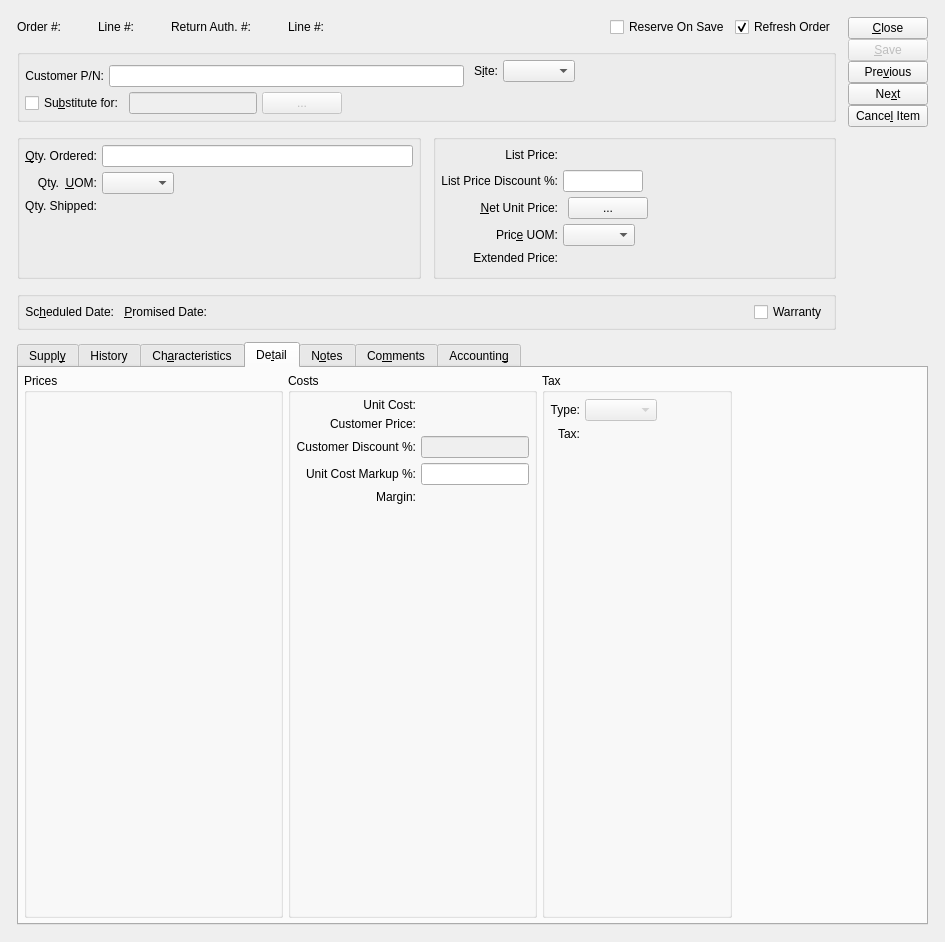
First picture: the form in guiclient/salesOrderItem.ui, repository Pegasus-RPG/xtuple-client, before the edit.
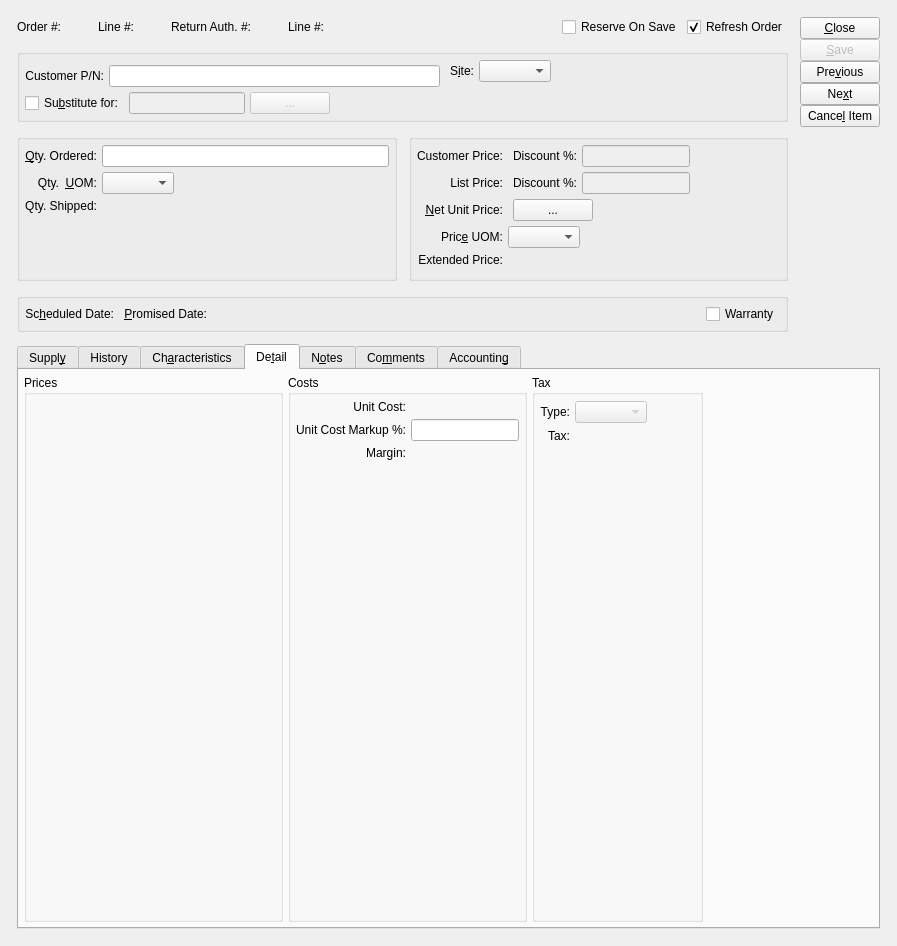
Second picture: the form after the edit. The open tabs and pages were chosen to show the change. Custom widgets are drawn as their Qt base class.

Commit message: Issue #26767:additional tweaks primarily for curr and uom conversions

The edit to the form file:
```diff
--- a/guiclient/salesOrderItem.ui
+++ b/guiclient/salesOrderItem.ui
@@ -13,8 +13,8 @@
    <rect>
     <x>0</x>
     <y>0</y>
-    <width>945</width>
-    <height>942</height>
+    <width>897</width>
+    <height>946</height>
    </rect>
   </property>
   <property name="sizePolicy">
@@ -545,54 +545,7 @@
         <string/>
        </property>
        <layout class="QGridLayout">
-        <item row="4" column="1">
-         <layout class="QHBoxLayout">
-          <item>
-           <widget class="XComboBox" name="_priceUOM">
-            <property name="focusPolicy">
-             <enum>Qt::ClickFocus</enum>
-            </property>
-           </widget>
-          </item>
-          <item>
-           <spacer>
-            <property name="orientation">
-             <enum>Qt::Horizontal</enum>
-            </property>
-            <property name="sizeHint" stdset="0">
-             <size>
-              <width>0</width>
-              <height>20</height>
-             </size>
-            </property>
-           </spacer>
-          </item>
-         </layout>
-        </item>
-        <item row="5" column="0">
-         <widget class="QLabel" name="_extendedPriceLit">
-          <property name="text">
-           <string>Extended Price:</string>
-          </property>
-          <property name="alignment">
-           <set>Qt::AlignRight|Qt::AlignTop|Qt::AlignTrailing</set>
-          </property>
-          <property name="margin">
-           <number>5</number>
-          </property>
-         </widget>
-        </item>
-        <item row="2" column="0">
-         <widget class="QLabel" name="_discountFromListPriceLit">
-          <property name="text">
-           <string>List Price Discount %:</string>
-          </property>
-          <property name="alignment">
-           <set>Qt::AlignRight|Qt::AlignTrailing|Qt::AlignVCenter</set>
-          </property>
-         </widget>
-        </item>
-        <item row="4" column="0">
+        <item row="3" column="0">
          <widget class="QLabel" name="_priceUOMLit">
           <property name="text">
            <string>Pric&amp;e UOM:</string>
@@ -611,7 +564,44 @@
           </property>
          </widget>
         </item>
-        <item row="3" column="0">
+        <item row="4" column="0">
+         <widget class="QLabel" name="_extendedPriceLit">
+          <property name="text">
+           <string>Extended Price:</string>
+          </property>
+          <property name="alignment">
+           <set>Qt::AlignRight|Qt::AlignTop|Qt::AlignTrailing</set>
+          </property>
+          <property name="margin">
+           <number>5</number>
+          </property>
+         </widget>
+        </item>
+        <item row="3" column="2">
+         <layout class="QHBoxLayout">
+          <item>
+           <widget class="XComboBox" name="_priceUOM">
+            <property name="focusPolicy">
+             <enum>Qt::ClickFocus</enum>
+            </property>
+           </widget>
+          </item>
+          <item>
+           <spacer>
+            <property name="orientation">
+             <enum>Qt::Horizontal</enum>
+            </property>
+            <property name="sizeHint" stdset="0">
+             <size>
+              <width>0</width>
+              <height>20</height>
+             </size>
+            </property>
+           </spacer>
+          </item>
+         </layout>
+        </item>
+        <item row="2" column="0">
          <widget class="QLabel" name="_netUnitPriceLit">
           <property name="text">
            <string>&amp;Net Unit Price:</string>
@@ -627,40 +617,7 @@
           </property>
          </widget>
         </item>
-        <item row="2" column="1">
-         <layout class="QHBoxLayout">
-          <item>
-           <widget class="XLineEdit" name="_discountFromListPrice">
-            <property name="maximumSize">
-             <size>
-              <width>80</width>
-              <height>32767</height>
-             </size>
-            </property>
-            <property name="focusPolicy">
-             <enum>Qt::StrongFocus</enum>
-            </property>
-            <property name="alignment">
-             <set>Qt::AlignRight</set>
-            </property>
-           </widget>
-          </item>
-          <item>
-           <spacer>
-            <property name="orientation">
-             <enum>Qt::Horizontal</enum>
-            </property>
-            <property name="sizeHint" stdset="0">
-             <size>
-              <width>0</width>
-              <height>20</height>
-             </size>
-            </property>
-           </spacer>
-          </item>
-         </layout>
-        </item>
-        <item row="5" column="1">
+        <item row="4" column="2">
          <layout class="QHBoxLayout">
           <item>
            <widget class="CurrCluster" name="_extendedPrice">
@@ -699,7 +656,7 @@
           </item>
          </layout>
         </item>
-        <item row="3" column="1">
+        <item row="2" column="2">
          <layout class="QHBoxLayout">
           <item>
            <widget class="CurrCluster" name="_netUnitPrice">
@@ -734,21 +691,18 @@
             </property>
            </spacer>
           </item>
-          <item>
-           <spacer>
-            <property name="orientation">
-             <enum>Qt::Horizontal</enum>
-            </property>
-            <property name="sizeHint" stdset="0">
-             <size>
-              <width>40</width>
-              <height>20</height>
-             </size>
-            </property>
-           </spacer>
-          </item>
          </layout>
         </item>
+        <item row="0" column="0">
+         <widget class="QLabel" name="_customerPriceLit_2">
+          <property name="text">
+           <string>Customer Price:</string>
+          </property>
+          <property name="alignment">
+           <set>Qt::AlignRight|Qt::AlignTrailing|Qt::AlignVCenter</set>
+          </property>
+         </widget>
+        </item>
         <item row="1" column="0">
          <widget class="QLabel" name="_listPriceLit">
           <property name="text">
@@ -759,19 +713,92 @@
           </property>
          </widget>
         </item>
-        <item row="1" column="1">
+        <item row="0" column="2">
+         <layout class="QHBoxLayout" name="horizontalLayout_16">
+          <item>
+           <widget class="CurrDisplay" name="_customerPrice">
+            <property name="format">
+             <enum>CurrDisplay::SalesPrice</enum>
+            </property>
+           </widget>
+          </item>
+          <item>
+           <widget class="QLabel" name="_discountFromCustLit_2">
+            <property name="minimumSize">
+             <size>
+              <width>0</width>
+              <height>0</height>
+             </size>
+            </property>
+            <property name="text">
+             <string>Discount %:</string>
+            </property>
+            <property name="alignment">
+             <set>Qt::AlignRight|Qt::AlignTrailing|Qt::AlignVCenter</set>
+            </property>
+           </widget>
+          </item>
+          <item>
+           <widget class="XLineEdit" name="_discountFromCust">
+            <property name="enabled">
+             <bool>false</bool>
+            </property>
+            <property name="alignment">
+             <set>Qt::AlignRight|Qt::AlignTrailing|Qt::AlignVCenter</set>
+            </property>
+           </widget>
+          </item>
+          <item>
+           <spacer name="horizontalSpacer_6">
+            <property name="orientation">
+             <enum>Qt::Horizontal</enum>
+            </property>
+            <property name="sizeHint" stdset="0">
+             <size>
+              <width>40</width>
+              <height>20</height>
+             </size>
+            </property>
+           </spacer>
+          </item>
+         </layout>
+        </item>
+        <item row="1" column="2">
          <layout class="QHBoxLayout" name="horizontalLayout_17">
           <item>
            <widget class="CurrCluster" name="_listPrice">
             <property name="currencyEditable" stdset="0">
              <bool>false</bool>
             </property>
-            <property name="currencyVisible">
-             <bool>false</bool>
+           </widget>
+          </item>
+          <item>
+           <widget class="QLabel" name="_discountFromListPriceLit_2">
+            <property name="text">
+             <string>Discount %:</string>
             </property>
+            <property name="alignment">
+             <set>Qt::AlignRight|Qt::AlignTrailing|Qt::AlignVCenter</set>
+            </property>
+           </widget>
+          </item>
+          <item>
+           <widget class="XLineEdit" name="_discountFromListPrice">
             <property name="enabled">
              <bool>false</bool>
             </property>
+            <property name="maximumSize">
+             <size>
+              <width>16777215</width>
+              <height>16777215</height>
+             </size>
+            </property>
+            <property name="focusPolicy">
+             <enum>Qt::StrongFocus</enum>
+            </property>
+            <property name="alignment">
+             <set>Qt::AlignRight</set>
+            </property>
            </widget>
           </item>
           <item>
@@ -781,7 +808,7 @@
             </property>
             <property name="sizeHint" stdset="0">
              <size>
-              <width>17</width>
+              <width>40</width>
               <height>20</height>
              </size>
             </property>
@@ -2272,36 +2299,16 @@
             <string>Costs</string>
            </property>
            <layout class="QGridLayout">
-            <item row="1" column="2">
-             <widget class="CurrDisplay" name="_customerPrice">
+            <item row="0" column="2">
+             <widget class="CurrCluster" name="_unitCost">
               <property name="format">
-               <enum>CurrDisplay::SalesPrice</enum>
+               <enum>CurrDisplay::Cost</enum>
               </property>
-             </widget>
-            </item>
-            <item row="2" column="1">
-             <widget class="QLabel" name="_discountFromCustLit">
-              <property name="minimumSize">
-               <size>
-                <width>0</width>
-                <height>0</height>
-               </size>
+              <property name="currencyEditable" stdset="0">
+               <bool>false</bool>
               </property>
-              <property name="text">
-               <string>Customer Discount %:</string>
-              </property>
-              <property name="alignment">
-               <set>Qt::AlignRight|Qt::AlignTrailing|Qt::AlignVCenter</set>
-              </property>
-             </widget>
-            </item>
-            <item row="1" column="1">
-             <widget class="QLabel" name="_customerPriceLit">
-              <property name="text">
-               <string>Customer Price:</string>
-              </property>
-              <property name="alignment">
-               <set>Qt::AlignRight|Qt::AlignTrailing|Qt::AlignVCenter</set>
+              <property name="currencyVisible">
+               <bool>false</bool>
               </property>
              </widget>
             </item>
@@ -2315,40 +2322,30 @@
               </property>
              </widget>
             </item>
-            <item row="2" column="2">
-             <widget class="XLineEdit" name="_discountFromCust">
-              <property name="enabled">
-               <bool>false</bool>
-              </property>
-              <property name="alignment">
-               <set>Qt::AlignRight|Qt::AlignTrailing|Qt::AlignVCenter</set>
-              </property>
-             </widget>
-            </item>
-            <item row="7" column="2">
+            <item row="5" column="2">
              <widget class="XLineEdit" name="_markupFromUnitCost">
               <property name="alignment">
                <set>Qt::AlignRight|Qt::AlignTrailing|Qt::AlignVCenter</set>
               </property>
              </widget>
             </item>
-            <item row="10" column="1">
-             <spacer>
-              <property name="orientation">
-               <enum>Qt::Vertical</enum>
-              </property>
-              <property name="sizeHint" stdset="0">
-               <size>
-                <width>20</width>
-                <height>0</height>
-               </size>
-              </property>
-             </spacer>
-            </item>
-            <item row="8" column="2">
-             <widget class="CurrDisplay" name="_margin"/>
-            </item>
             <item row="8" column="1">
+             <spacer>
+              <property name="orientation">
+               <enum>Qt::Vertical</enum>
+              </property>
+              <property name="sizeHint" stdset="0">
+               <size>
+                <width>20</width>
+                <height>0</height>
+               </size>
+              </property>
+             </spacer>
+            </item>
+            <item row="6" column="2">
+             <widget class="CurrDisplay" name="_margin"/>
+            </item>
+            <item row="6" column="1">
              <widget class="QLabel" name="_marginLit">
               <property name="text">
                <string>Margin:</string>
@@ -2358,7 +2355,7 @@
               </property>
              </widget>
             </item>
-            <item row="7" column="1">
+            <item row="5" column="1">
              <widget class="QLabel" name="_markupFromUnitCostLit">
               <property name="text">
                <string>Unit Cost Markup %:</string>
@@ -2368,19 +2365,6 @@
               </property>
              </widget>
             </item>
-            <item row="0" column="2">
-             <widget class="CurrCluster" name="_unitCost">
-              <property name="format">
-               <enum>CurrDisplay::Cost</enum>
-              </property>
-              <property name="currencyEditable" stdset="0">
-               <bool>false</bool>
-              </property>
-              <property name="currencyVisible">
-               <bool>false</bool>
-              </property>
-             </widget>
-            </item>
            </layout>
           </widget>
          </item>
```
Left out of the diff: 41 changed lines with no effect on the pictures. The commit also changes 3 other files.
